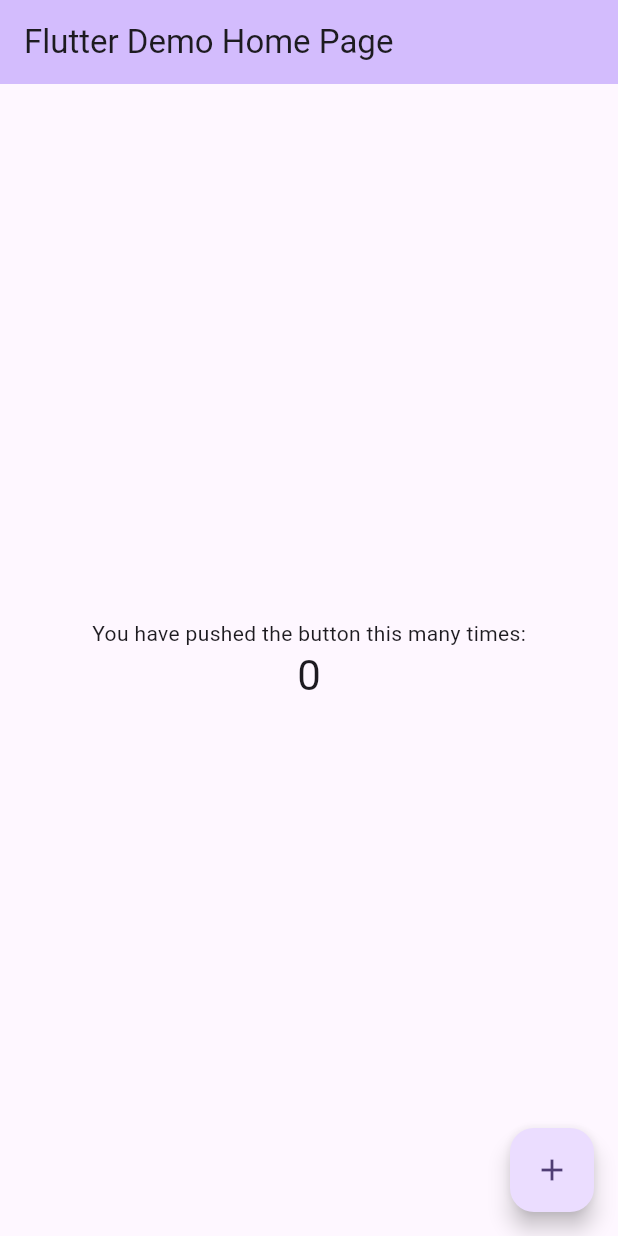
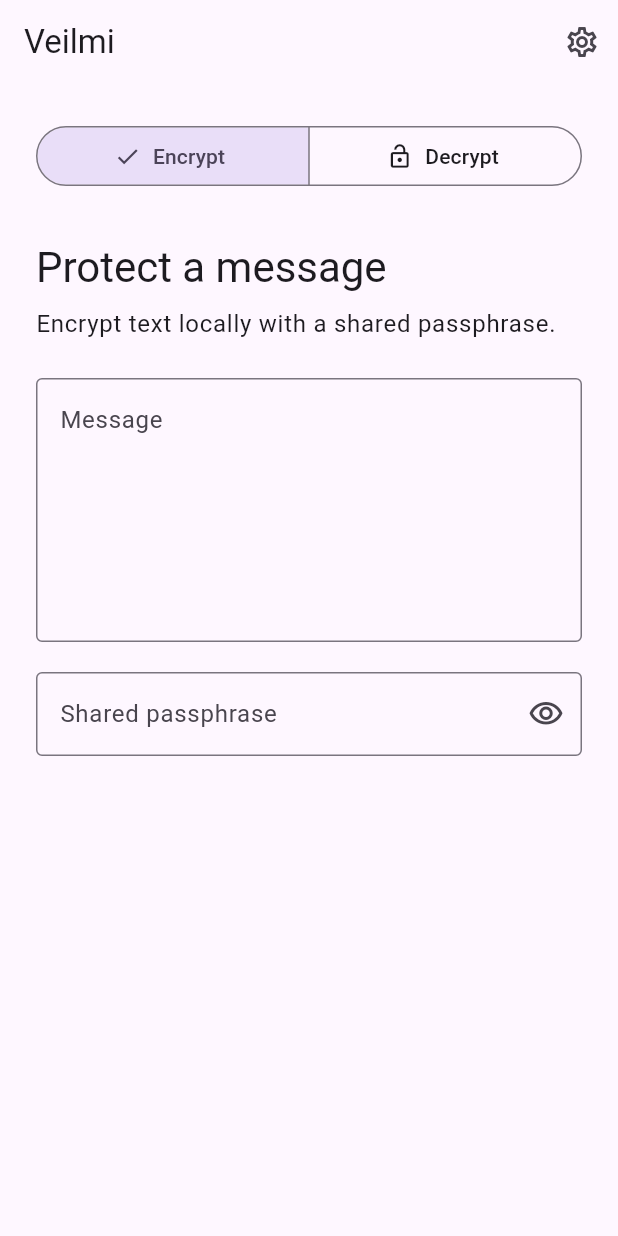
Before and after one commit to noa-jou/Veilmi, a Flutter app: the screen it shows after launch, on a phone screen of 412 x 824 dp. Run offline on Flutter 3.47's test engine with Material 3 defaults, Android fonts, the phone set to English and light mode, and no system bars; our stand-ins replace shared_preferences; missing offline and left inert: cryptography.

Commit message:
Add persistent protection level settings

```diff
--- a/lib/crypto/crypto_constants.dart
+++ b/lib/crypto/crypto_constants.dart
@@ -1,7 +1,17 @@
 class CryptoConstants {
   const CryptoConstants._();
 
-  static const int pbkdf2Iterations = 600000;
+  static const int compatibilityIterations = 50000;
+  static const int balancedIterations = 100000;
+  static const int strongerIterations = 600000;
+
+  static const int pbkdf2Iterations = strongerIterations;
+
+  static const Set<int> supportedPbkdf2Iterations = {
+    compatibilityIterations,
+    balancedIterations,
+    strongerIterations,
+  };
 
   static const int saltLength = 16;
   static const int nonceLength = 12;
--- a/lib/crypto/message_envelope.dart
+++ b/lib/crypto/message_envelope.dart
@@ -87,7 +87,9 @@
         );
       }
 
-      if (iterationsValue != CryptoConstants.pbkdf2Iterations) {
+      if (!CryptoConstants.supportedPbkdf2Iterations.contains(
+        iterationsValue,
+      )) {
         throw const FormatException(
           'Unsupported Veilmi PBKDF2 iteration count.',
         );
--- a/lib/main.dart
+++ b/lib/main.dart
@@ -1,122 +1,26 @@
 import 'package:flutter/material.dart';
 
+import 'screens/home_screen.dart';
+
 void main() {
-  runApp(const MyApp());
+  runApp(const VeilmiApp());
 }
 
-class MyApp extends StatelessWidget {
-  const MyApp({super.key});
+class VeilmiApp extends StatelessWidget {
+  const VeilmiApp({super.key});
 
-  // This widget is the root of your application.
   @override
   Widget build(BuildContext context) {
     return MaterialApp(
-      title: 'Flutter Demo',
+      title: 'Veilmi',
+      debugShowCheckedModeBanner: false,
       theme: ThemeData(
-        // This is the theme of your application.
-        //
-        // TRY THIS: Try running your application with "flutter run". You'll see
-        // the application has a purple toolbar. Then, without quitting the app,
-        // try changing the seedColor in the colorScheme below to Colors.green
-        // and then invoke "hot reload" (save your changes or press the "hot
-        // reload" button in a Flutter-supported IDE, or press "r" if you used
-        // the command line to start the app).
-        //
-        // Notice that the counter didn't reset back to zero; the application
-        // state is not lost during the reload. To reset the state, use hot
-        // restart instead.
-        //
-        // This works for code too, not just values: Most code changes can be
-        // tested with just a hot reload.
-        colorScheme: .fromSeed(seedColor: Colors.deepPurple),
+        colorScheme: ColorScheme.fromSeed(
+          seedColor: Colors.deepPurple,
+        ),
+        useMaterial3: true,
       ),
-      home: const MyHomePage(title: 'Flutter Demo Home Page'),
+      home: const HomeScreen(),
     );
   }
 }
-
-class MyHomePage extends StatefulWidget {
-  const MyHomePage({super.key, required this.title});
-
-  // This widget is the home page of your application. It is stateful, meaning
-  // that it has a State object (defined below) that contains fields that affect
-  // how it looks.
-
-  // This class is the configuration for the state. It holds the values (in this
-  // case the title) provided by the parent (in this case the App widget) and
-  // used by the build method of the State. Fields in a Widget subclass are
-  // always marked "final".
-
-  final String title;
-
-  @override
-  State<MyHomePage> createState() => _MyHomePageState();
-}
-
-class _MyHomePageState extends State<MyHomePage> {
-  int _counter = 0;
-
-  void _incrementCounter() {
-    setState(() {
-      // This call to setState tells the Flutter framework that something has
-      // changed in this State, which causes it to rerun the build method below
-      // so that the display can reflect the updated values. If we changed
-      // _counter without calling setState(), then the build method would not be
-      // called again, and so nothing would appear to happen.
-      _counter++;
-    });
-  }
-
-  @override
-  Widget build(BuildContext context) {
-    // This method is rerun every time setState is called, for instance as done
-    // by the _incrementCounter method above.
-    //
-    // The Flutter framework has been optimized to make rerunning build methods
-    // fast, so that you can just rebuild anything that needs updating rather
-    // than having to individually change instances of widgets.
-    return Scaffold(
-      appBar: AppBar(
-        // TRY THIS: Try changing the color here to a specific color (to
-        // Colors.amber, perhaps?) and trigger a hot reload to see the AppBar
-        // change color while the other colors stay the same.
-        backgroundColor: Theme.of(context).colorScheme.inversePrimary,
-        // Here we take the value from the MyHomePage object that was created by
-        // the App.build method, and use it to set our appbar title.
-        title: Text(widget.title),
-      ),
-      body: Center(
-        // Center is a layout widget. It takes a single child and positions it
-        // in the middle of the parent.
-        child: Column(
-          // Column is also a layout widget. It takes a list of children and
-          // arranges them vertically. By default, it sizes itself to fit its
-          // children horizontally, and tries to be as tall as its parent.
-          //
-          // Column has various properties to control how it sizes itself and
-          // how it positions its children. Here we use mainAxisAlignment to
-          // center the children vertically; the main axis here is the vertical
-          // axis because Columns are vertical (the cross axis would be
-          // horizontal).
-          //
-          // TRY THIS: Invoke "debug painting" (choose the "Toggle Debug Paint"
-          // action in the IDE, or press "p" in the console), to see the
-          // wireframe for each widget.
-          mainAxisAlignment: .center,
-          children: [
-            const Text('You have pushed the button this many times:'),
-            Text(
-              '$_counter',
-              style: Theme.of(context).textTheme.headlineMedium,
-            ),
-          ],
-        ),
-      ),
-      floatingActionButton: FloatingActionButton(
-        onPressed: _incrementCounter,
-        tooltip: 'Increment',
-        child: const Icon(Icons.add),
-      ),
-    );
-  }
-}
--- /dev/null
+++ b/lib/screens/home_screen.dart
@@ -0,0 +1,157 @@
+import 'package:flutter/material.dart';
+
+import '../crypto/protection_level.dart';
+import '../settings/settings_service.dart';
+import 'settings_screen.dart';
+
+class HomeScreen extends StatefulWidget {
+  const HomeScreen({super.key});
+
+  @override
+  State<HomeScreen> createState() => _HomeScreenState();
+}
+
+class _HomeScreenState extends State<HomeScreen> {
+  final SettingsService _settingsService = const SettingsService();
+
+  bool _isEncryptMode = true;
+  bool _obscurePassphrase = true;
+
+  ProtectionLevel _protectionLevel = ProtectionLevel.balanced;
+
+  final TextEditingController _messageController = TextEditingController();
+  final TextEditingController _passphraseController = TextEditingController();
+
+  @override
+  void initState() {
+    super.initState();
+    _loadProtectionLevel();
+  }
+
+  Future<void> _loadProtectionLevel() async {
+    final level = await _settingsService.loadProtectionLevel();
+
+    if (!mounted) {
+      return;
+    }
+
+    setState(() {
+      _protectionLevel = level;
+    });
+  }
+
+  Future<void> _openSettings() async {
+    await Navigator.push(
+      context,
+      MaterialPageRoute(
+        builder: (context) => SettingsScreen(
+          initialProtectionLevel: _protectionLevel,
+        ),
+      ),
+    );
+
+    await _loadProtectionLevel();
+  }
+
+  @override
+  void dispose() {
+    _messageController.dispose();
+    _passphraseController.dispose();
+    super.dispose();
+  }
+
+  @override
+  Widget build(BuildContext context) {
+    return Scaffold(
+      appBar: AppBar(
+        title: const Text('Veilmi'),
+        actions: [
+          IconButton(
+            icon: const Icon(Icons.settings_outlined),
+            tooltip: 'Settings',
+            onPressed: _openSettings,
+          ),
+        ],
+      ),
+      body: SingleChildScrollView(
+        padding: const EdgeInsets.all(24),
+        child: Column(
+          crossAxisAlignment: CrossAxisAlignment.stretch,
+          children: [
+            SegmentedButton<bool>(
+              segments: const [
+                ButtonSegment(
+                  value: true,
+                  icon: Icon(Icons.lock_outline),
+                  label: Text('Encrypt'),
+                ),
+                ButtonSegment(
+                  value: false,
+                  icon: Icon(Icons.lock_open_outlined),
+                  label: Text('Decrypt'),
+                ),
+              ],
+              selected: {_isEncryptMode},
+              onSelectionChanged: (selection) {
+                setState(() {
+                  _isEncryptMode = selection.first;
+                });
+              },
+            ),
+            const SizedBox(height: 32),
+            Text(
+              _isEncryptMode
+                  ? 'Protect a message'
+                  : 'Open a protected message',
+              style: Theme.of(context).textTheme.headlineMedium,
+            ),
+            const SizedBox(height: 8),
+            Text(
+              _isEncryptMode
+                  ? 'Encrypt text locally with a shared passphrase.'
+                  : 'Decrypt text locally with the shared passphrase.',
+              style: Theme.of(context).textTheme.bodyLarge,
+            ),
+            const SizedBox(height: 24),
+            TextField(
+              controller: _messageController,
+              maxLines: 6,
+              decoration: InputDecoration(
+                labelText: _isEncryptMode
+                    ? 'Message'
+                    : 'Encrypted message',
+                hintText: _isEncryptMode
+                    ? 'Type or paste the message you want to protect.'
+                    : 'Paste a Veilmi encrypted message here.',
+                border: const OutlineInputBorder(),
+                alignLabelWithHint: true,
+              ),
+            ),
+            const SizedBox(height: 20),
+            TextField(
+              controller: _passphraseController,
+              obscureText: _obscurePassphrase,
+              decoration: InputDecoration(
+                labelText: 'Shared passphrase',
+                hintText: 'Enter the passphrase shared with the recipient.',
+                border: const OutlineInputBorder(),
+                suffixIcon: IconButton(
+                  onPressed: () {
+                    setState(() {
+                      _obscurePassphrase = !_obscurePassphrase;
+                    });
+                  },
+                  icon: Icon(
+                    _obscurePassphrase
+                        ? Icons.visibility_outlined
+                        : Icons.visibility_off_outlined,
+                  ),
+                ),
+              ),
+            ),
+          ],
+        ),
+      ),
+    );
+  }
+}
--- a/pubspec.yaml
+++ b/pubspec.yaml
@@ -35,6 +35,8 @@
   # Use with the CupertinoIcons class for iOS style icons.
   cupertino_icons: ^1.0.8
   cryptography: ^2.9.0
+  cryptography_flutter: ^2.3.4
+  shared_preferences: ^2.5.5
 
 dev_dependencies:
   flutter_test:
--- a/tool/benchmark_pbkdf2.dart
+++ b/tool/benchmark_pbkdf2.dart
@@ -1,3 +1,5 @@
+// ignore_for_file: avoid_print
+
 import 'dart:convert';
 
 import 'package:cryptography/cryptography.dart';
```
Also changed, not shown: lib/crypto/crypto_service.dart (+11 -5 lines), lib/crypto/protection_level.dart (added, +40 -0 lines), lib/screens/device_check_screen.dart (added, +189 -0 lines), lib/screens/settings_screen.dart (added, +96 -0 lines), lib/settings/settings_service.dart (added, +33 -0 lines), pubspec.lock, 4 other files.
